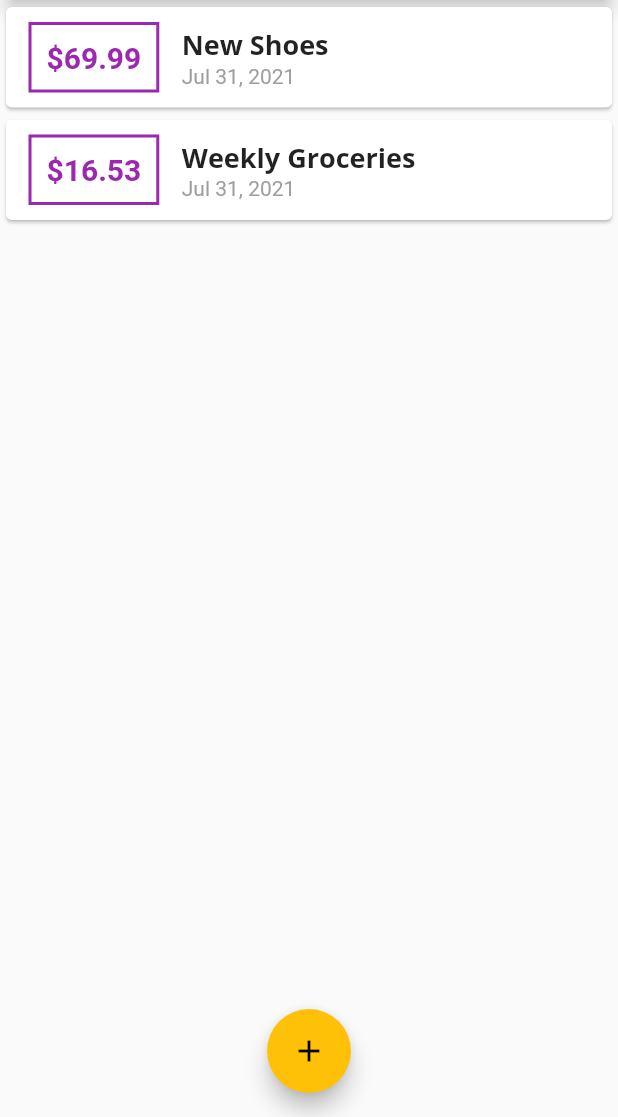
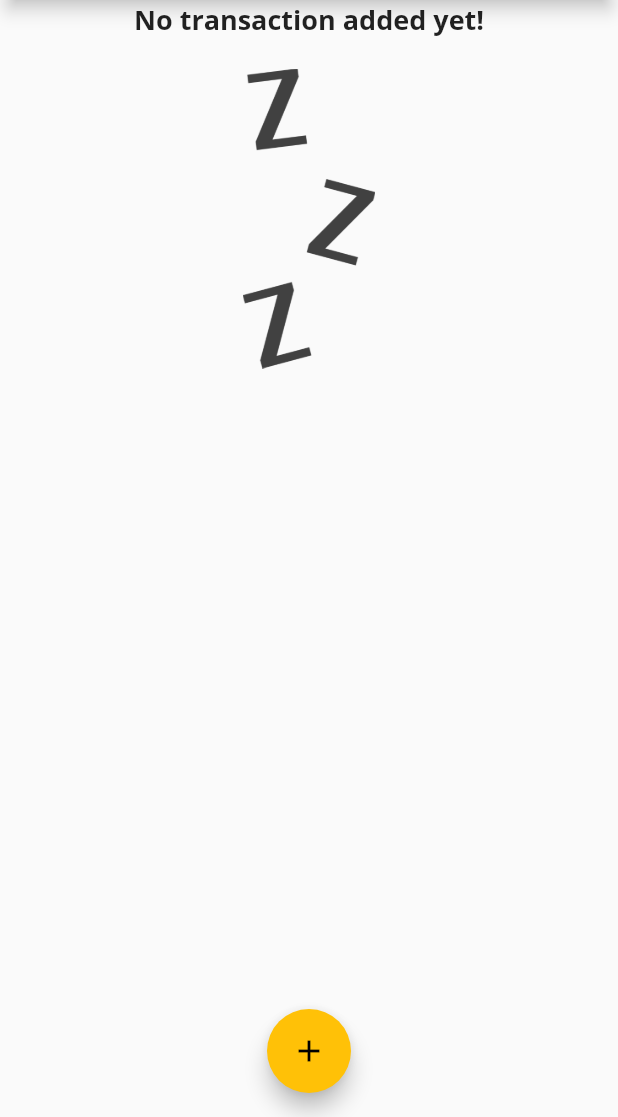
Before and after one commit to antranvn/flutter_expense_planner, a Flutter app: the screen it shows after launch, on a phone screen of 412 x 824 dp, the part 119-1236 px from its top. Run offline on Flutter 3.47's test engine with Material 2 defaults, Android fonts, the phone set to English and light mode, and no system bars; Roboto replaces fonts that are missing (Open Sans).

```diff
--- a/lib/main.dart
+++ b/lib/main.dart
@@ -49,13 +49,13 @@ class MyHomePage extends StatefulWidget {
 
 class _MyHomePageState extends State<MyHomePage> {
   final List<Transaction> _userTransactions = [
-    Transaction(
-        id: 't1', title: 'New Shoes', amount: 69.99, date: DateTime.now()),
-    Transaction(
-        id: 't2',
-        title: 'Weekly Groceries',
-        amount: 16.53,
-        date: DateTime.now()),
+    // Transaction(
+    //     id: 't1', title: 'New Shoes', amount: 69.99, date: DateTime.now()),
+    // Transaction(
+    //     id: 't2',
+    //     title: 'Weekly Groceries',
+    //     amount: 16.53,
+    //     date: DateTime.now()),
   ];
 
   void _addNewTransaction(String title, double amount) {
--- a/lib/widgets/transaction_list.dart
+++ b/lib/widgets/transaction_list.dart
@@ -12,13 +12,30 @@ class TransactionList extends StatelessWidget {
   Widget build(BuildContext context) {
     return Container(
       height: 300,
-      child: ListView.builder(
+      child: transactions.isEmpty
+          ? Column(
+              children: <Widget>[
+                Text(
+                  'No transaction added yet!',
+                  style: Theme.of(context).textTheme.title,
+                ),
+                SizedBox(
+                  height: 20,
+                ),
+                Container(
+                    height: 200,
+                    child: Image.asset('assets/images/waiting.png',
+                        fit: BoxFit.cover)),
+              ],
+            )
+          : ListView.builder(
               itemBuilder: (ctx, index) {
                 return Card(
                   child: Row(
                     children: <Widget>[
                       Container(
-                  margin: EdgeInsets.symmetric(vertical: 10, horizontal: 15),
+                        margin:
+                            EdgeInsets.symmetric(vertical: 10, horizontal: 15),
                         decoration: BoxDecoration(
                             border: Border.all(color: Colors.purple, width: 2)),
                         padding: EdgeInsets.all(10),
--- a/pubspec.yaml
+++ b/pubspec.yaml
@@ -45,9 +45,9 @@ flutter:
   uses-material-design: true
 
   # To add assets to your application, add an assets section, like this:
-  # assets:
-  #   - images/a_dot_burr.jpeg
-  #   - images/a_dot_ham.jpeg
+  assets:
+    - assets/images/waiting.png
+  #  - images/a_dot_ham.jpeg
 
   # An image asset can refer to one or more resolution-specific "variants", see
   # https://flutter.dev/assets-and-images/#resolution-aware.
```
Also changed, not shown: assets/images/waiting.png (added). Lines whose indentation alone changed are shown as unchanged.
